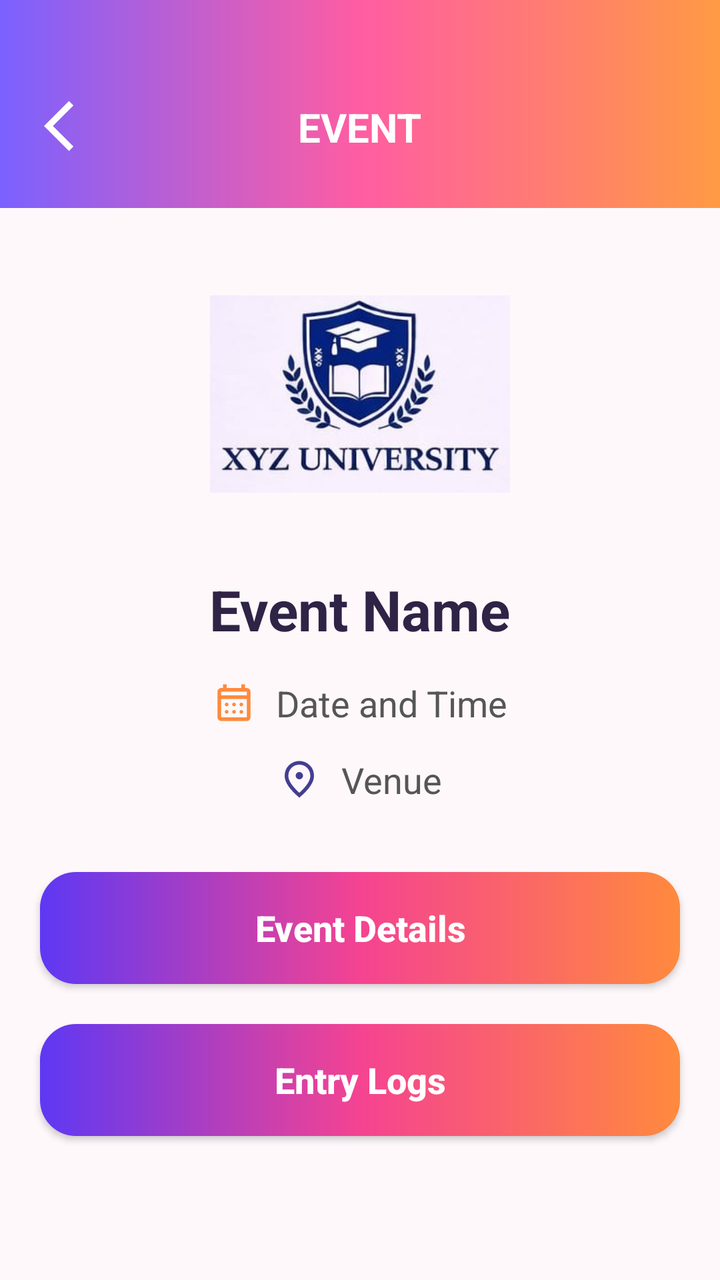
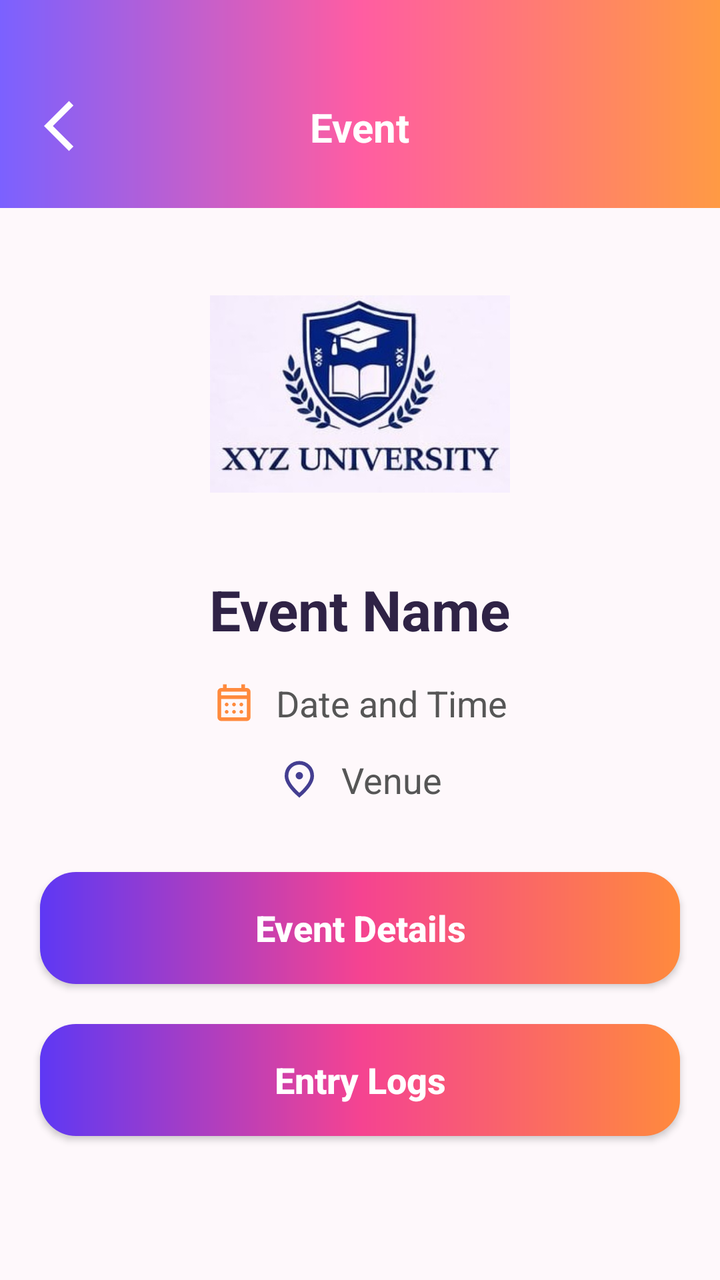

Compare the two renders of this Android layout. The source of the first and the diff that turns it into the second are given below.
<!-- AndroidManifest.xml: application theme Theme.CampusEventPassSystem -->
<!-- res/layout/activity_admin_event_card.xml -->
<?xml version="1.0" encoding="utf-8"?>
<ScrollView xmlns:android="http://schemas.android.com/apk/res/android"
    xmlns:app="http://schemas.android.com/apk/res-auto"
    android:id="@+id/main"
    android:layout_width="match_parent"
    android:layout_height="match_parent"
    android:background="#FEF8FB"
    android:fillViewport="true">

    <LinearLayout
        android:layout_width="match_parent"
        android:layout_height="wrap_content"
        android:orientation="vertical">

        

        <FrameLayout
            android:layout_width="match_parent"
            android:layout_height="104dp"
            android:background="@drawable/gradient_primary">

            <ImageView
                android:id="@+id/btnBack"
                android:layout_width="42dp"
                android:layout_height="42dp"
                android:layout_marginStart="16dp"
                android:layout_marginTop="42dp"
                android:padding="6dp"
                android:src="@drawable/baseline_arrow_back_24"
                app:tint="@android:color/white"/>

            <TextView
                android:layout_width="wrap_content"
                android:layout_height="wrap_content"
                android:layout_gravity="top|center_horizontal"
                android:layout_marginTop="50dp"
                android:text="@string/event"
                android:textColor="@android:color/white"
                android:textSize="20sp"
                android:textStyle="bold"/>

        </FrameLayout>

        

        <ImageView
            android:id="@+id/imgUniversity"
            android:layout_width="150dp"
            android:layout_height="150dp"
            android:layout_marginTop="18dp"
            android:layout_gravity="center"
            android:src="@drawable/uni_logo" />

        

        <TextView
            android:id="@+id/tvEventName"
            android:layout_width="wrap_content"
            android:layout_height="wrap_content"
            android:layout_gravity="center"
            android:layout_marginTop="14dp"
            android:text="@string/event_name"
            android:textColor="#2F2346"
            android:textSize="28sp"
            android:textStyle="bold"/>

        

        <LinearLayout
            android:layout_width="wrap_content"
            android:layout_height="wrap_content"
            android:layout_gravity="center"
            android:layout_marginTop="16dp"
            android:gravity="center_vertical">

            <ImageView
                android:layout_width="22dp"
                android:layout_height="22dp"
                android:src="@drawable/baseline_calendar_month_24"
                app:tint="#FF8A3D"/>

            <TextView
                android:id="@+id/tvEventDate"
                android:layout_width="wrap_content"
                android:layout_height="wrap_content"
                android:layout_marginStart="10dp"
                android:text="@string/date_and_time"
                android:textColor="#565656"
                android:textSize="18sp"/>

        </LinearLayout>

        

        <LinearLayout
            android:layout_width="wrap_content"
            android:layout_height="wrap_content"
            android:layout_gravity="center"
            android:layout_marginTop="14dp"
            android:gravity="center_vertical">

            <ImageView
                android:layout_width="22dp"
                android:layout_height="22dp"
                android:src="@drawable/baseline_location_on_24"
                app:tint="#443E91"/>

            <TextView
                android:id="@+id/tvEventVenue"
                android:layout_width="wrap_content"
                android:layout_height="wrap_content"
                android:layout_marginStart="10dp"
                android:text="@string/venue"
                android:textColor="#565656"
                android:textSize="18sp"/>

        </LinearLayout>

        

        <Button
            android:id="@+id/btnEventDetails"
            android:layout_width="match_parent"
            android:layout_height="56dp"
            android:layout_marginHorizontal="20dp"
            android:layout_marginTop="34dp"
            android:background="@drawable/gradient_button"
            android:text="@string/event_details"
            android:textAllCaps="false"
            android:textColor="@android:color/white"
            android:textSize="18sp"
            android:textStyle="bold"
            app:backgroundTint="@null"/>

        

        <Button
            android:id="@+id/btnEntryLogs"
            android:layout_width="match_parent"
            android:layout_height="56dp"
            android:layout_marginHorizontal="20dp"
            android:layout_marginTop="20dp"
            android:layout_marginBottom="40dp"
            android:background="@drawable/gradient_button"
            android:text="@string/entry_logs"
            android:textAllCaps="false"
            android:textColor="@android:color/white"
            android:textSize="18sp"
            android:textStyle="bold"
            app:backgroundTint="@null"/>

    </LinearLayout>

</ScrollView>
<!-- resources referenced by this layout -->
<resources>
  <!-- drawable baseline_arrow_back_24 (drawable) -->
  <vector xmlns:android="http://schemas.android.com/apk/res/android" android:autoMirrored="true" android:height="24dp" android:tint="#000000" android:viewportHeight="960" android:viewportWidth="960" android:width="24dp">
        
      <path android:fillColor="@android:color/white" android:pathData="M400,880L0,480L400,80L471,151L142,480L471,809L400,880Z"/>
      
  </vector>
  <!-- drawable baseline_location_on_24 (drawable) -->
  <vector xmlns:android="http://schemas.android.com/apk/res/android" android:height="24dp" android:tint="#000000" android:viewportHeight="960" android:viewportWidth="960" android:width="24dp">
        
      <path android:fillColor="@android:color/white" android:pathData="M536.5,456.5Q560,433 560,400Q560,367 536.5,343.5Q513,320 480,320Q447,320 423.5,343.5Q400,367 400,400Q400,433 423.5,456.5Q447,480 480,480Q513,480 536.5,456.5ZM480,774Q602,662 661,570.5Q720,479 720,408Q720,299 650.5,229.5Q581,160 480,160Q379,160 309.5,229.5Q240,299 240,408Q240,479 299,570.5Q358,662 480,774ZM480,880Q319,743 239.5,625.5Q160,508 160,408Q160,258 256.5,169Q353,80 480,80Q607,80 703.5,169Q800,258 800,408Q800,508 720.5,625.5Q641,743 480,880ZM480,400Q480,400 480,400Q480,400 480,400Q480,400 480,400Q480,400 480,400Q480,400 480,400Q480,400 480,400Q480,400 480,400Q480,400 480,400Z"/>
      
  </vector>
  <!-- drawable gradient_button (drawable) -->
  <shape xmlns:android="http://schemas.android.com/apk/res/android">
  
      <gradient
          android:startColor="#5E38F4"
          android:centerColor="#F54391"
          android:endColor="#FF8A3D"
          android:angle="0"
          android:elevation="5dp"/>
  
      <corners android:radius="18dp"/>
  
  
  </shape>
  <!-- drawable gradient_primary (drawable) -->
  <?xml version="1.0" encoding="utf-8"?>
  <shape xmlns:android="http://schemas.android.com/apk/res/android">
  
      <gradient
          android:startColor="@color/primary_purple"
          android:centerColor="@color/primary_pink"
          android:endColor="@color/primary_orange"
          android:angle="0"/>
  
  </shape>
  <string name="date_and_time">Date and Time</string>
  <string name="entry_logs">Entry Logs</string>
  <string name="event">EVENT</string>
  <string name="event_details">Event Details</string>
  <string name="event_name">Event Name</string>
  <string name="venue">Venue</string>
  <style name="Theme.CampusEventPassSystem" parent="Base.Theme.CampusEventPassSystem" />
  <color name="primary_purple">#7B61FF</color>
  <color name="primary_pink">#FF5DA2</color>
  <color name="primary_orange">#FF9A44</color>
  <style name="Base.Theme.CampusEventPassSystem" parent="Theme.Material3.DayNight.NoActionBar">
  
          <item name="android:statusBarColor">@color/primary_purple</item>
  
          <item name="android:navigationBarColor">@color/primary_purple</item>
  
          <item name="android:windowLightStatusBar">false</item>
  
          <item name="popupMenuStyle">@style/PopupMenuStyle</item>
  
      </style>
  <style name="PopupMenuStyle" parent="Widget.AppCompat.PopupMenu">
          <item name="android:popupBackground">@drawable/popup_bg</item>
      </style>
  <!-- drawable popup_bg (drawable) -->
  <shape xmlns:android="http://schemas.android.com/apk/res/android">
  
      <solid android:color="#FEF8FB"/>
  
      <corners android:radius="18dp"/>
  
  </shape>
  <!-- unchanged entries left out for length: 2 -->
</resources>

<!-- the commit's change to res/layout/activity_admin_event_card.xml (unified diff, before → after) -->
@@ -28,6 +28,8 @@
                 android:padding="6dp"
                 android:src="@drawable/baseline_arrow_back_24"
                 app:tint="@android:color/white"/>
+
+            
 
             <TextView
                 android:layout_width="wrap_content"
<!-- resource entries referenced after the edit -->
@@ -39,7 +39,7 @@
   </shape>
   <string name="date_and_time">Date and Time</string>
   <string name="entry_logs">Entry Logs</string>
-  <string name="event">EVENT</string>
+  <string name="event">Event</string>
   <string name="event_details">Event Details</string>
   <string name="event_name">Event Name</string>
   <string name="venue">Venue</string>
